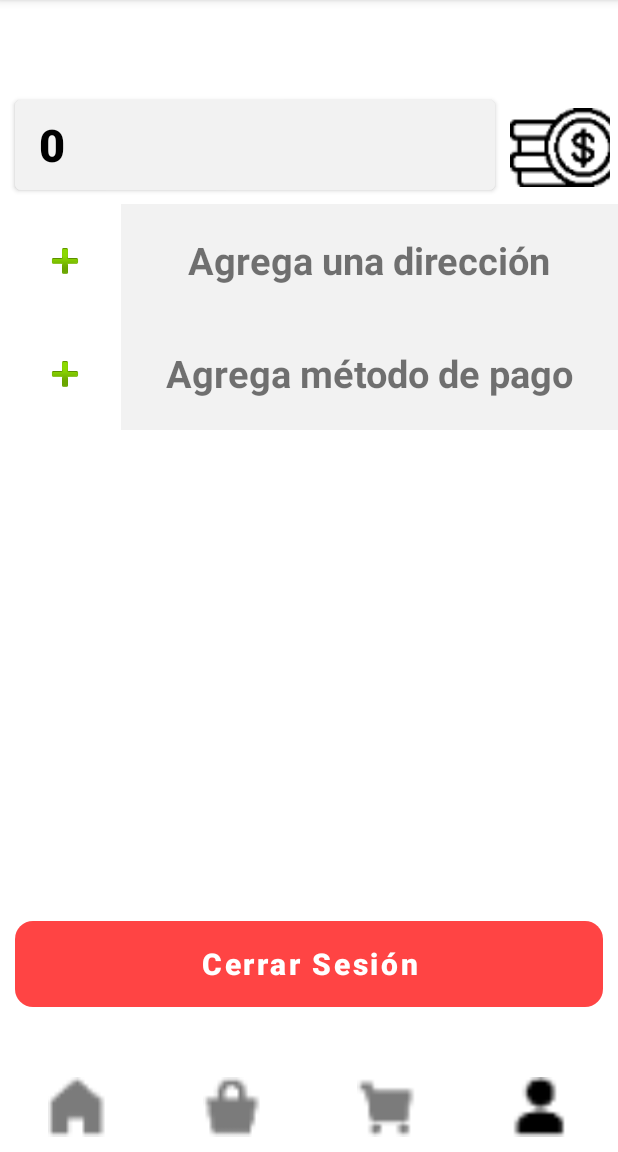
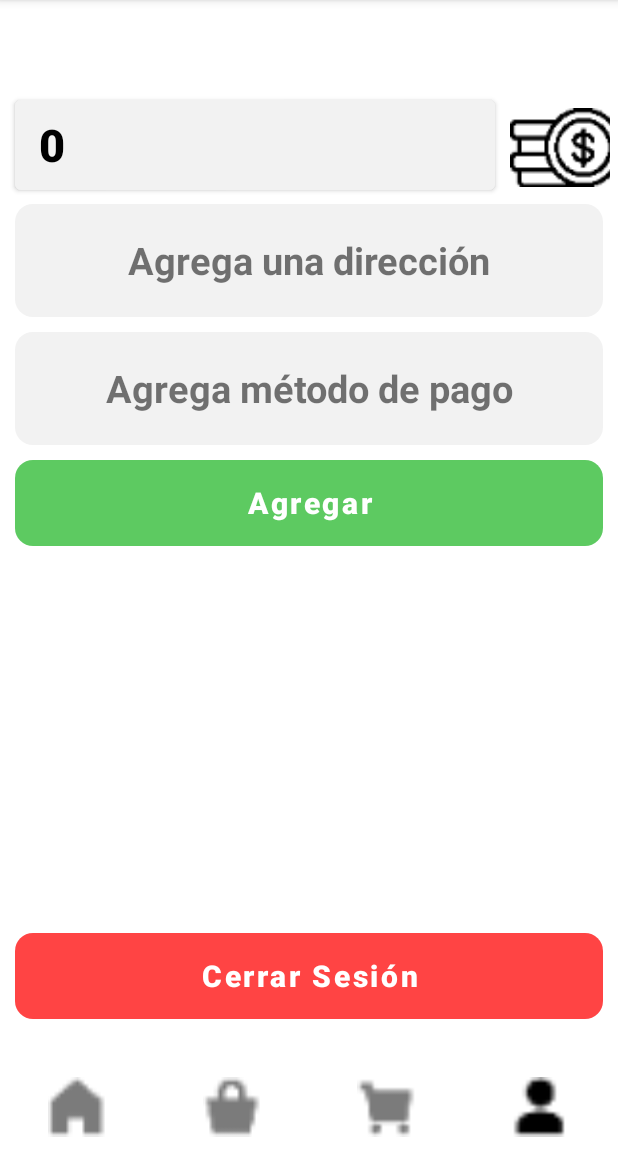
Before and after one commit to Garcialfa19/ProyectoProgra5, an Android app: the Perfil screen opened directly, with no data from a screen before it, on a phone screen of 412 x 824 dp, the part 84-1236 px from its top. Run offline under Robolectric (Android 15) with nearby library versions, the phone set to English and light mode, and no system bars; our stand-ins replace Volley; network calls fail.

Commit message:
Cambios en profile view

```diff
--- a/MyApplication/app/src/main/java/com/example/myapplication/CrearCuenta.kt
+++ b/MyApplication/app/src/main/java/com/example/myapplication/CrearCuenta.kt
@@ -39,7 +39,7 @@ class CrearCuenta : AppCompatActivity() {
     }
 
     fun registrar(view: View) {
-        val ipAddress = "10.18.7.235"  // Cambiar la ip aquií
+        val ipAddress = "192.168.100.82"  // Cambiar la ip aquií
         val url = "http://$ipAddress/ecomerce/insertar.php"
 
         //Log the URL
--- a/MyApplication/app/src/main/java/com/example/myapplication/MainActivity.kt
+++ b/MyApplication/app/src/main/java/com/example/myapplication/MainActivity.kt
@@ -40,7 +40,7 @@ class MainActivity : AppCompatActivity() {
 
     fun login(view: View) {
 
-        val ipAddress = "10.18.7.235"  //**************** Cambiar la ip aquí *****************************
+        val ipAddress = "192.168.100.82"  //**************** Cambiar la ip aquí *****************************
         val url = "http://$ipAddress/ecomerce/login.php"
 
         val queue = Volley.newRequestQueue(this)
--- a/MyApplication/app/src/main/java/com/example/myapplication/modelo/Cliente.kt
+++ b/MyApplication/app/src/main/java/com/example/myapplication/modelo/Cliente.kt
@@ -15,7 +15,7 @@ class Cliente {
     private var telefono:Int = 0
 
     //De todos los datos
-    constructor(idUsuario:Int, nombre:String, correo:String,contrasena:String,categoria:String,montoAcumulado:Float,direccion:String,metodoDePago:String,tipo:Int,cupones:Int,carrito:Int, telefono:Int){
+    constructor(idUsuario:Int, nombre:String, correo:String,contrasena:String,categoria:String,montoAcumulado:Float,direccion:String,metodoDePago:String,tipo:Int,cupones:Int,carrito:Int,telefono:Int){
         this.idUsuario=idUsuario
         this.nombre=nombre
         this.correo=correo
--- a/MyApplication/app/src/main/res/layout/profile_view.xml
+++ b/MyApplication/app/src/main/res/layout/profile_view.xml
@@ -54,6 +54,7 @@
                 android:textAlignment="textStart"
                 android:textAllCaps="false"
                 android:textColor="@color/black"
+                android:radius="12dp"
                 android:textSize="30sp"
                 android:textStyle="bold" />
 
@@ -77,30 +78,19 @@
             android:orientation="horizontal"
             tools:ignore="MissingConstraints">
 
-            <ImageButton
-                android:id="@+id/AgregarDireccion"
-                android:layout_width="75dp"
-                android:layout_height="75dp"
-                android:layout_marginStart="5dp"
-                android:backgroundTint="@color/white"
-                app:layout_constraintBottom_toBottomOf="parent"
-                app:layout_constraintEnd_toEndOf="parent"
-                app:layout_constraintStart_toStartOf="parent"
-                app:layout_constraintTop_toTopOf="parent"
-                app:srcCompat="@android:drawable/ic_input_add"
-                tools:ignore="SpeakableTextPresentCheck" />
-
             <TextView
                 android:id="@+id/DireccionPerf"
                 android:layout_width="wrap_content"
-                android:layout_height="match_parent"
+                android:layout_height="75dp"
                 android:layout_weight="1"
-                android:background="@color/light_gray"
+                android:layout_marginStart="10dp"
+                android:layout_marginEnd="10dp"
+                android:background="@drawable/roundstyle"
                 android:backgroundTint="@color/light_gray"
+                android:gravity="center"
                 android:text="Agrega una dirección"
                 android:textSize="25sp"
-                android:textStyle="bold"
-                android:gravity="center"/>
+                android:textStyle="bold" />
 
 
         </LinearLayout>
@@ -114,33 +104,38 @@
             android:orientation="horizontal"
             tools:ignore="MissingConstraints">
 
-            <ImageButton
-                android:id="@+id/AgregarMetodo"
-                android:layout_width="75dp"
-                android:layout_height="75dp"
-                android:layout_marginStart="5dp"
-                android:backgroundTint="@color/white"
-                app:layout_constraintBottom_toBottomOf="parent"
-                app:layout_constraintEnd_toEndOf="parent"
-                app:layout_constraintStart_toStartOf="parent"
-                app:layout_constraintTop_toTopOf="parent"
-                app:srcCompat="@android:drawable/ic_input_add"
-                tools:ignore="SpeakableTextPresentCheck" />
-
             <TextView
                 android:id="@+id/MetodoPerf"
                 android:layout_width="wrap_content"
-                android:layout_height="match_parent"
+                android:layout_height="75dp"
                 android:layout_weight="1"
-                android:background="@color/light_gray"
+                android:background="@drawable/roundstyle"
                 android:backgroundTint="@color/light_gray"
+                android:layout_marginStart="10dp"
+                android:layout_marginEnd="10dp"
+                android:layout_marginTop="10dp"
+                android:gravity="center"
                 android:text="Agrega método de pago"
                 android:textSize="25sp"
-                android:textStyle="bold"
-                android:gravity="center"
-            />
+                android:textStyle="bold" />
 
         </LinearLayout>
+
+        <Button
+            android:id="@+id/button2"
+            android:layout_width="match_parent"
+            android:layout_height="57dp"
+            android:layout_marginStart="10dp"
+            android:layout_marginEnd="10dp"
+            android:layout_marginTop="10dp"
+            android:background="@drawable/roundstyle"
+            android:onClick="cerrarSesionPerfil"
+            android:text="Agregar"
+            android:textAllCaps="false"
+            android:textSize="20dp"
+            android:textStyle="bold"
+            app:backgroundTint="@color/green"
+            app:cornerRadius="@android:dimen/app_icon_size" />
 
     </LinearLayout>
 
```
